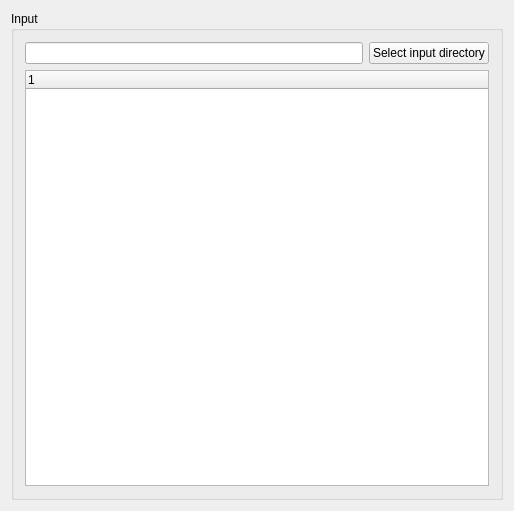
Old version of the form mpl_data_cast/gui/widget_input.ui in the repository GuckLab/MPL-Data-Cast.
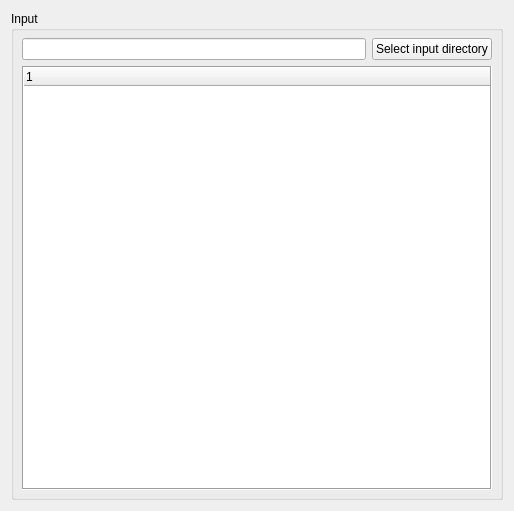
New version of the form.

What changed in the file:
```diff
--- a/mpl_data_cast/gui/widget_input.ui
+++ b/mpl_data_cast/gui/widget_input.ui
@@ -26,16 +26,28 @@
       <string>Input</string>
      </property>
      <layout class="QVBoxLayout" name="verticalLayout_6">
+      <property name="leftMargin">
+       <number>5</number>
+      </property>
+      <property name="topMargin">
+       <number>5</number>
+      </property>
+      <property name="rightMargin">
+       <number>5</number>
+      </property>
+      <property name="bottomMargin">
+       <number>5</number>
+      </property>
       <item>
        <layout class="QVBoxLayout" name="verticalLayout_3">
         <property name="leftMargin">
-         <number>2</number>
+         <number>3</number>
         </property>
         <property name="topMargin">
          <number>2</number>
         </property>
         <property name="rightMargin">
-         <number>2</number>
+         <number>3</number>
         </property>
         <property name="bottomMargin">
          <number>2</number>
@@ -84,6 +96,15 @@
           <property name="acceptDrops">
            <bool>true</bool>
           </property>
+          <property name="frameShape">
+           <enum>QFrame::Box</enum>
+          </property>
+          <property name="lineWidth">
+           <number>1</number>
+          </property>
+          <property name="midLineWidth">
+           <number>0</number>
+          </property>
           <property name="dragDropMode">
            <enum>QAbstractItemView::NoDragDrop</enum>
           </property>
@@ -94,14 +115,17 @@
            <bool>true</bool>
           </property>
           <property name="textElideMode">
-           <enum>Qt::ElideNone</enum>
+           <enum>Qt::ElideRight</enum>
           </property>
           <property name="indentation">
-           <number>20</number>
+           <number>5</number>
           </property>
           <property name="uniformRowHeights">
            <bool>true</bool>
           </property>
+          <property name="wordWrap">
+           <bool>false</bool>
+          </property>
           <property name="columnCount">
            <number>1</number>
           </property>
```
Left out of the diff: 6 changed lines with no effect on the pictures.
